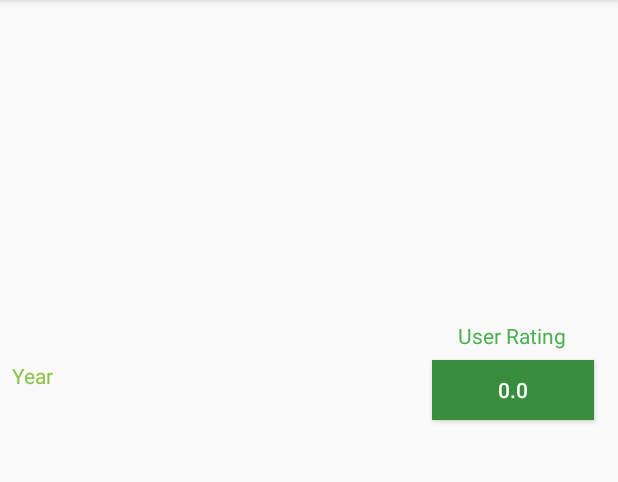
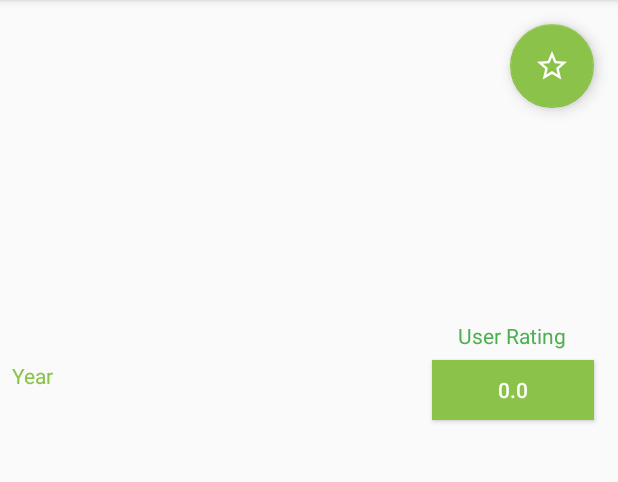
Before and after one commit to mbeevor/PopularMovies, an Android app: the DetailActivity screen opened directly, with no data from a screen before it, on a phone screen of 412 x 824 dp, the part 84-566 px from its top. Run offline under Robolectric (Android 15) with nearby library versions, the phone set to English and light mode, and no system bars; our stand-ins replace Picasso; pictures from the network do not load.

```diff
--- a/app/build.gradle
+++ b/app/build.gradle
@@ -35,4 +35,5 @@ dependencies {
     androidTestImplementation 'com.android.support.test.espresso:espresso-core:3.0.1'
     compile 'com.squareup.picasso:picasso:2.5.2'
     compile 'com.android.support:recyclerview-v7:26.1.0'
+    implementation 'com.android.support:design:26.1.0'
 }
--- a/app/src/main/java/com/example/android/popularmovies/MainActivity.java
+++ b/app/src/main/java/com/example/android/popularmovies/MainActivity.java
@@ -134,6 +134,11 @@ public class MainActivity extends AppCompatActivity {
 
         }
 
+        // launch favourites in new activity
+        if (id == R.id.favourites) {
+           // TODO: add intent to launch new favourites activity
+        }
+
         return super.onOptionsItemSelected(item);
 
     }
--- /dev/null
+++ b/app/src/main/res/drawable/ic_star_border_black_24dp.xml
@@ -0,0 +1,9 @@
+<vector xmlns:android="http://schemas.android.com/apk/res/android"
+        android:width="28dp"
+        android:height="28dp"
+        android:viewportWidth="24.0"
+        android:viewportHeight="24.0">
+    <path
+        android:fillColor="#ffffffff"
+        android:pathData="M22,9.24l-7.19,-0.62L12,2 9.19,8.63 2,9.24l5.46,4.73L5.82,21 12,17.27 18.18,21l-1.63,-7.03L22,9.24zM12,15.4l-3.76,2.27 1,-4.28 -3.32,-2.88 4.38,-0.38L12,6.1l1.71,4.04 4.38,0.38 -3.32,2.88 1,4.28L12,15.4z"/>
+</vector>
--- a/app/src/main/res/layout/activity_detail.xml
+++ b/app/src/main/res/layout/activity_detail.xml
@@ -1,6 +1,5 @@
 <?xml version="1.0" encoding="utf-8"?>
-<ScrollView
-    xmlns:android="http://schemas.android.com/apk/res/android"
+<ScrollView xmlns:android="http://schemas.android.com/apk/res/android"
     xmlns:app="http://schemas.android.com/apk/res-auto"
     xmlns:tools="http://schemas.android.com/tools"
     android:layout_width="match_parent"
@@ -9,6 +8,17 @@
     <android.support.constraint.ConstraintLayout
         android:layout_width="match_parent"
         android:layout_height="match_parent">
+
+        <android.support.design.widget.FloatingActionButton
+            android:id="@+id/floatingActionButton"
+            android:layout_width="wrap_content"
+            android:layout_height="wrap_content"
+            android:layout_margin="@dimen/wide_margin"
+            android:clickable="true"
+            android:focusable="true"
+            app:layout_constraintEnd_toEndOf="parent"
+            app:layout_constraintTop_toTopOf="@id/movie_backdrop_iv"
+            app:srcCompat="@drawable/ic_star_border_black_24dp" />
 
         <ImageView
             android:id="@+id/movie_backdrop_iv"
@@ -20,14 +30,14 @@
             android:scaleType="centerCrop"
             app:layout_constraintEnd_toEndOf="parent"
             app:layout_constraintStart_toStartOf="parent"
-            app:layout_constraintTop_toTopOf="parent"/>
+            app:layout_constraintTop_toTopOf="parent" />
 
         <TextView
             android:id="@+id/movie_title_tv"
             android:layout_width="wrap_content"
             android:layout_height="wrap_content"
+            android:layout_marginLeft="@dimen/standard_margin"
             android:layout_marginRight="@dimen/standard_margin"
-            android:layout_marginLeft="@dimen/standard_margin"
             android:paddingTop="@dimen/standard_padding"
             android:textColor="@color/colorPrimaryDark"
             android:textSize="24sp"
@@ -35,7 +45,7 @@
             app:layout_constraintHorizontal_bias="0.0"
             app:layout_constraintStart_toStartOf="parent"
             app:layout_constraintTop_toBottomOf="@+id/movie_backdrop_iv"
-            tools:text="Name of Movie"/>
+            tools:text="Name of Movie" />
 
 
         <TextView
@@ -46,15 +56,15 @@
             android:textColor="@color/colorAccent"
             android:textSize="14sp"
             app:layout_constraintStart_toStartOf="@+id/movie_title_tv"
-            app:layout_constraintTop_toBottomOf="@+id/movie_title_tv"/>
+            app:layout_constraintTop_toBottomOf="@+id/movie_title_tv" />
 
         <android.support.v7.widget.RecyclerView
             android:id="@+id/trailer_listView"
             android:layout_width="match_parent"
             android:layout_height="wrap_content"
-            android:background="@color/colorAccent"
+            android:layout_marginBottom="@dimen/standard_margin"
             android:layout_marginTop="@dimen/standard_margin"
-            android:layout_marginBottom="@dimen/standard_margin"
+            android:background="@color/colorPrimary"
             app:layout_constraintStart_toStartOf="parent"
             app:layout_constraintTop_toBottomOf="@+id/release_date_tv" />
 
@@ -66,14 +76,14 @@
             android:layout_marginRight="@dimen/standard_margin"
             android:layout_marginTop="@dimen/standard_margin"
             android:padding="@dimen/standard_padding"
+            android:textColor="@color/colorPrimaryText"
             android:textSize="16sp"
             app:layout_constraintBottom_toBottomOf="parent"
             app:layout_constraintEnd_toEndOf="parent"
             app:layout_constraintHorizontal_bias="0.0"
             app:layout_constraintStart_toStartOf="@+id/release_date_tv"
             app:layout_constraintTop_toBottomOf="@+id/trailer_listView"
-            android:textColor="@color/colorPrimaryText"
-            tools:text="@string/description_tools_text"/>
+            tools:text="@string/description_tools_text" />
 
         <TextView
             android:id="@+id/user_rating_label"
@@ -85,14 +95,14 @@
             android:text="@string/user_rating"
             android:textColor="@color/colorPrimary"
             app:layout_constraintEnd_toEndOf="parent"
-            app:layout_constraintTop_toBottomOf="@+id/movie_backdrop_iv"/>
+            app:layout_constraintTop_toBottomOf="@+id/movie_backdrop_iv" />
 
         <Button
             android:id="@+id/user_rating_button"
             android:layout_width="108dp"
             android:layout_height="40dp"
             android:layout_marginLeft="@dimen/standard_margin"
-            android:background="@color/colorPrimaryDark"
+            android:background="@color/colorAccent"
             android:gravity="center"
             android:text="@string/rating_tools_text"
             android:textColor="@android:color/white"
@@ -103,4 +113,6 @@
 
 
     </android.support.constraint.ConstraintLayout>
+
+
 </ScrollView>
```
Also changed, not shown: app/src/main/java/com/example/android/popularmovies/data/DBHandler.java (added, +47 -0 lines), app/src/main/java/com/example/android/popularmovies/data/MovieContract.java (added, +50 -0 lines), app/src/main/java/com/example/android/popularmovies/data/MovieProvider.java (added, +156 -0 lines), app/src/main/java/com/example/android/popularmovies/model/Movie.java (+28 -0 lines), app/src/main/res/menu/menu_preference.xml (+8 -3 lines), app/src/main/res/values/strings.xml (+12 -0 lines).
